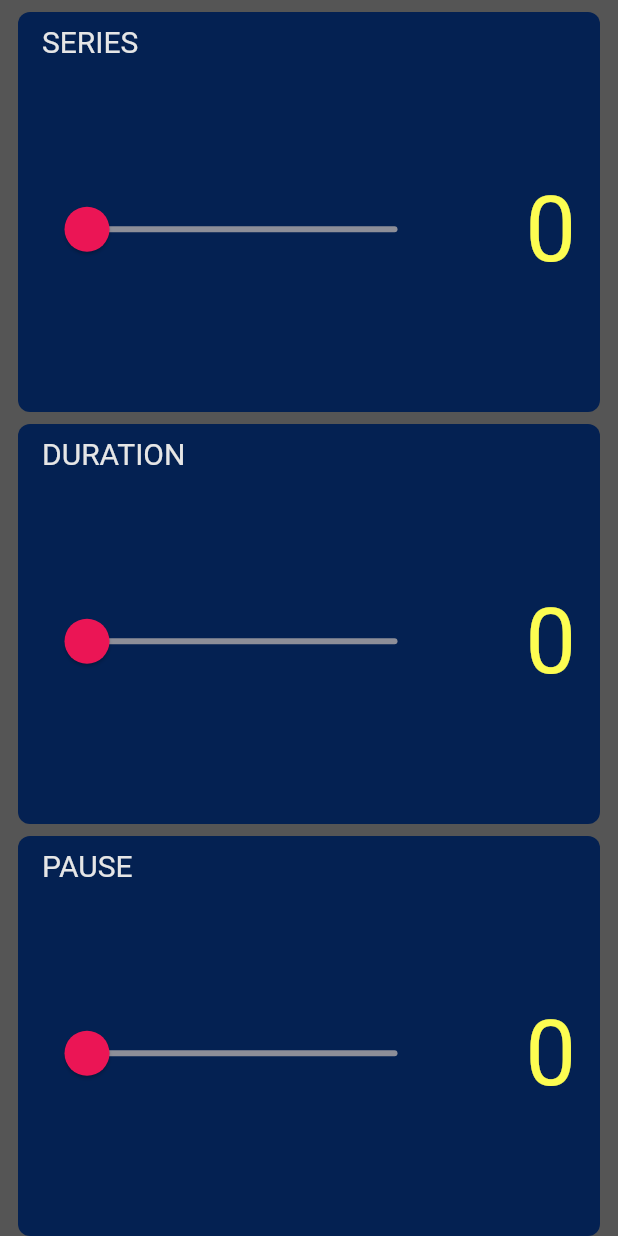
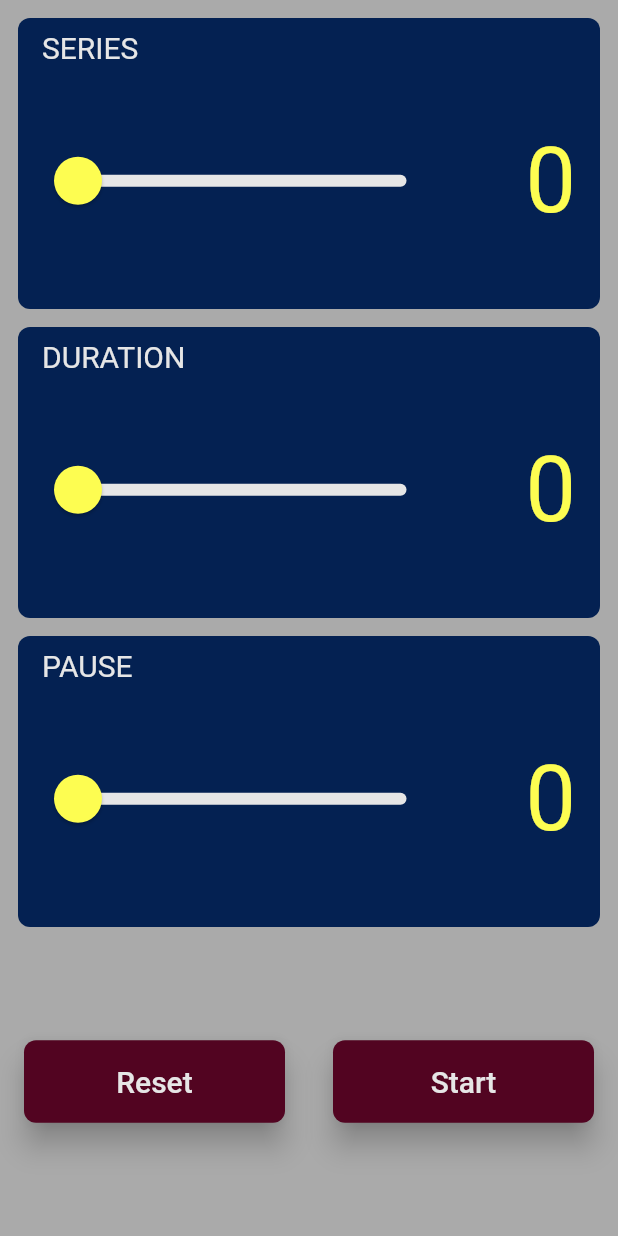
Before and after one commit to draganstojanov/FTimer, a Flutter app: the screen it shows after launch, on a phone screen of 412 x 824 dp. Run offline on Flutter 3.47's test engine with Material 2 defaults, Android fonts, the phone set to English and light mode, and no system bars; drawn by our look-alikes of auto_size_text.

Commit message:
card refactoring

```diff
--- /dev/null
+++ b/lib/components/buttons_layout.dart
@@ -0,0 +1,43 @@
+import 'package:flutter/material.dart';
+import 'package:ftimer/utils/constants.dart';
+import 'package:ftimer/utils/styles.dart';
+
+class ButtonsLayout extends StatelessWidget {
+  Function onPressedReset;
+  Function onPressedStart;
+
+  ButtonsLayout({this.onPressedReset, this.onPressedStart});
+
+  @override
+  Widget build(BuildContext context) {
+    return Expanded(
+      child: Row(
+        children: <Widget>[
+          _button(onPressedReset, 'Reset'),
+          _button(onPressedStart, 'Start'),
+        ],
+      ),
+    );
+  }
+
+  Expanded _button(Function onPressed, String label) {
+    return Expanded(
+      child: Padding(
+        padding: const EdgeInsets.all(16.0),
+        child: RaisedButton(
+          elevation: 8.0,
+          shape: RoundedRectangleBorder(
+            borderRadius: BorderRadius.circular(8.0),
+          ),
+          padding: EdgeInsets.all(16.0),
+          child: Text(
+            label,
+            style: kCardTitleStyle,
+          ),
+          color: kButtonColor,
+          onPressed: onPressed,
+        ),
+      ),
+    );
+  }
+}
--- a/lib/components/card_widget.dart
+++ b/lib/components/card_widget.dart
@@ -1,20 +1,21 @@
 import 'package:auto_size_text/auto_size_text.dart';
 import 'package:flutter/material.dart';
-import 'package:ftimer/const/constants.dart';
-import 'package:ftimer/const/styles.dart';
+import 'package:ftimer/utils/constants.dart';
+import 'package:ftimer/utils/styles.dart';
 
 class CardWidget extends StatefulWidget {
   CardWidget({@required this.cardTitle, @required this.maxValue});
 
   final String cardTitle;
   final double maxValue;
-  double value = 0.0;
-
+  final double value = 0.0;
   @override
   _CardWidget createState() => _CardWidget();
 }
 
 class _CardWidget extends State<CardWidget> {
+  double value=0.0;
+
   @override
   Widget build(BuildContext context) {
     return Expanded(
@@ -24,7 +25,7 @@ class _CardWidget extends State<CardWidget> {
           horizontal: 16.0,
         ),
         margin: EdgeInsets.only(
-          top: 8.0,
+          top: 12.0,
           left: 12.0,
           right: 12.0,
         ),
@@ -46,22 +47,20 @@ class _CardWidget extends State<CardWidget> {
                     flex: 3,
                     child: SliderTheme(
                       data: SliderTheme.of(context).copyWith(
-                        inactiveTrackColor: Color(0xFF8D8E98),
-                        activeTrackColor: Colors.white,
-                        thumbColor: Color(0xFFEB1555),
-                        overlayColor: Color(0x29EB1555),
+                        trackHeight: 8.0,
+                        inactiveTrackColor: kCardTitleColor,
+                        activeTrackColor: kCardTitleColor,
+                        thumbColor: kCardValueColor,
                         thumbShape:
-                            RoundSliderThumbShape(enabledThumbRadius: 15.0),
-                        overlayShape:
-                            RoundSliderOverlayShape(overlayRadius: 30.0),
+                            RoundSliderThumbShape(enabledThumbRadius: 16.0),
                       ),
                       child: Slider(
-                        value: widget.value,
+                        value: value,
                         min: 0.0,
                         max: widget.maxValue,
                         onChanged: (double newValue) {
                           setState(() {
-                            widget.value = newValue;
+                            value = newValue;
                           });
                         },
                       ),
@@ -72,7 +71,7 @@ class _CardWidget extends State<CardWidget> {
                     child: Align(
                       alignment: Alignment.centerRight,
                       child: AutoSizeText(
-                        widget.value.round().toString(),
+                        value.round().toString(),
                         style: kCardValueTextStyle,
                         maxLines: 1,
                         minFontSize: 30.0,
--- a/lib/main.dart
+++ b/lib/main.dart
@@ -1,5 +1,6 @@
 import 'package:flutter/material.dart';
 import 'package:ftimer/screens/ftimer_selector.dart';
+import 'package:ftimer/utils/constants.dart';
 
 void main() => runApp(FtimerApp());
 
@@ -7,9 +8,8 @@ class FtimerApp extends StatelessWidget {
   @override
   Widget build(BuildContext context) {
     return MaterialApp(
-      theme: ThemeData.light().copyWith(
-        scaffoldBackgroundColor: Color(0xFF555555),
-      ),
+      theme: ThemeData.light()
+          .copyWith(scaffoldBackgroundColor: kSelectorBackgroundColor),
       home: FTimerSelector(),
       debugShowCheckedModeBanner: false,
     );
--- /dev/null
+++ b/lib/model/timer_data.dart
@@ -0,0 +1,42 @@
+class TimerData {
+  int _seriesValue = 0;
+  int _durationValue = 0;
+  int _pauseValue = 0;
+
+  TimerData();
+
+  TimerData.tData(double seriesValue, double durationValue, double pauseValue) {
+    this._seriesValue = seriesValue.round();
+    this._durationValue = durationValue.round();
+    this._pauseValue = pauseValue.round();
+  }
+
+  int get seriesValue => _seriesValue;
+
+  set seriesValue(int value) {
+    _seriesValue = value;
+  }
+
+  int get durationValue => _durationValue;
+
+  set durationValue(int value) {
+    _durationValue = value;
+  }
+
+  int get pauseValue => _pauseValue;
+
+  set pauseValue(int value) {
+    _pauseValue = value;
+  }
+
+  void reset() {
+    seriesValue = 0;
+    durationValue = 0;
+    pauseValue = 0;
+  }
+
+  @override
+  String toString() {
+    return 'TimerData{_seriesValue: $_seriesValue, _durationValue: $_durationValue, _pauseValue: $_pauseValue}';
+  }
+}
--- a/lib/screens/ftimer_selector.dart
+++ b/lib/screens/ftimer_selector.dart
@@ -1,4 +1,5 @@
 import 'package:flutter/material.dart';
+import 'package:ftimer/components/buttons_layout.dart';
 import 'package:ftimer/components/card_widget.dart';
 
 class FTimerSelector extends StatefulWidget {
@@ -7,9 +8,20 @@ class FTimerSelector extends StatefulWidget {
 }
 
 class _FTimerSelectorState extends State<FTimerSelector> {
-  CardWidget seriesCard = CardWidget(cardTitle: 'Series', maxValue: 10);
-  CardWidget durationCard = CardWidget(cardTitle: 'Duration', maxValue: 300);
-  CardWidget pauseCard = CardWidget(cardTitle: 'pause', maxValue: 120);
+  // TimerData timerData = TimerData();
+
+  CardWidget seriesCard;
+  CardWidget durationCard;
+  CardWidget pauseCard;
+
+  @override
+  void initState() {
+    super.initState();
+    //   timerData.reset();
+    seriesCard = CardWidget(cardTitle: 'Series', maxValue: 10);
+    durationCard = CardWidget(cardTitle: 'Duration', maxValue: 300);
+    pauseCard = CardWidget(cardTitle: 'Pause', maxValue: 120);
+  }
 
   @override
   Widget build(BuildContext context) {
@@ -21,9 +33,37 @@ class _FTimerSelectorState extends State<FTimerSelector> {
             seriesCard,
             durationCard,
             pauseCard,
+            ButtonsLayout(
+              onPressedReset: () {
+                print('fffffffffffffff');
+
+                setState(() {
+                  seriesCard = CardWidget(cardTitle: 'Series', maxValue: 10);
+                  durationCard =
+                      CardWidget(cardTitle: 'Duration', maxValue: 300);
+                  pauseCard = CardWidget(cardTitle: 'Pause', maxValue: 120);
+                });
+
+                //  timerData.reset();
+//                seriesCard.resetValue();
+//                durationCard.resetValue();
+//                pauseCard.resetValue();
+              },
+              onPressedStart: () {
+                startTimer();
+              },
+            )
           ],
         ),
       ),
     );
   }
+
+  void startTimer() {
+    // print(timerData.toString());
+
+    // print(seriesCard.createState().value);
+//    print(durationCard.value);
+//    print(pauseCard.value);
+  }
 }
--- a/lib/const/constants.dart
+++ b/lib/utils/constants.dart
@@ -1,8 +1,10 @@
 import 'package:flutter/material.dart';
+
+const kSelectorBackgroundColor = Color(0xFFAAAAAA);
 
 const k2 = Color(0xFF215204);
 const kCardBackColor = Color(0xFF042152);
-const k3 = Color(0xFF520421);
+const kButtonColor = Color(0xFF520421);
 
 const kCardTitleColor = Color(0xFFe6e6e6);
 const kCardValueColor = Color(0xFFFDFD51);
--- a/lib/const/styles.dart
+++ b/lib/utils/styles.dart
@@ -1,5 +1,7 @@
 import 'package:flutter/material.dart';
-import 'package:ftimer/const/constants.dart';
+import 'package:ftimer/utils/constants.dart';
+
+import 'constants.dart';
 
 const kCardTitleStyle = TextStyle(
   fontSize: 20.0,
```
Also changed, not shown: lib/const/components.dart (deleted), 2 other files.
